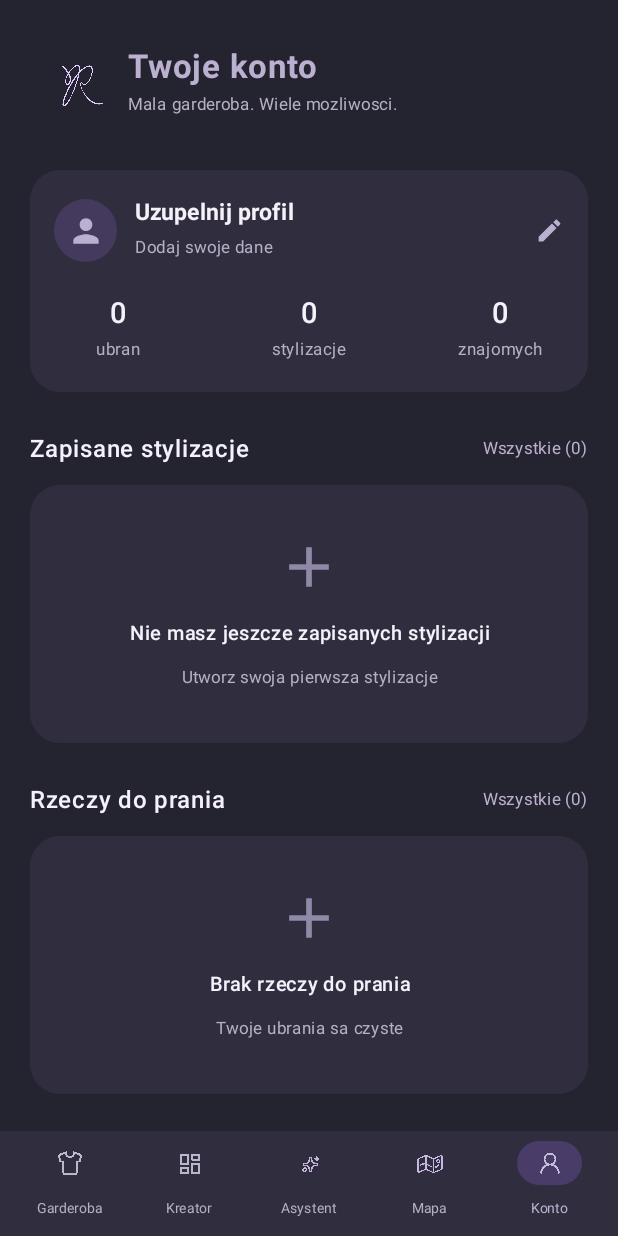
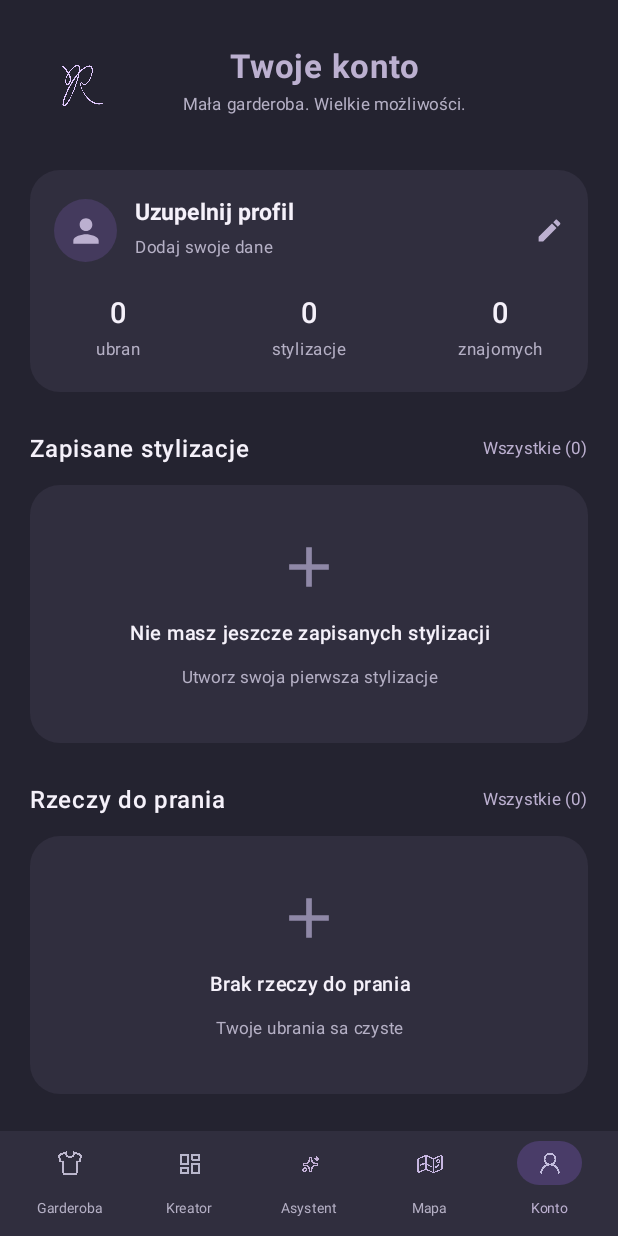
Before and after one commit to k-jagiello/REWEAR-mobile-android-app, an Android app built with Jetpack Compose: the screen it shows after launch (MainActivity), on a phone screen of 412 x 824 dp. Run offline under Robolectric (Android 15) with nearby library versions, the phone set to English and light mode, and no system bars.

Commit message:
wysrodkowanie naglowka aplikacji

```diff
--- a/app/src/main/java/com/example/rewear/ProfileScreen.kt
+++ b/app/src/main/java/com/example/rewear/ProfileScreen.kt
@@ -101,30 +101,37 @@ fun ProfileScreen() {
 @Composable
 private fun ProfileHeader() {
 
-    Row(
+    Box(
         modifier = Modifier.fillMaxWidth(),
-        verticalAlignment = Alignment.CenterVertically
+        contentAlignment = Alignment.Center
     ) {
 
         Image(
             painter = painterResource(id = R.drawable.rewear_logo),
             contentDescription = "Logo REWEAR",
-            modifier = Modifier.size(65.dp)
+            modifier = Modifier
+                .size(65.dp)
+                .align(Alignment.CenterStart)
         )
 
-        Column {
+        Column(
+            horizontalAlignment = Alignment.CenterHorizontally,
+            modifier = Modifier.offset(x = 10.dp)
+        ) {
 
             Text(
                 text = "Twoje konto",
                 color = Accent,
                 fontSize = 22.sp,
-                fontWeight = FontWeight.Bold
+                fontWeight = FontWeight.Bold,
+                textAlign = TextAlign.Center
             )
 
             Text(
-                text = "Mala garderoba. Wiele mozliwosci.",
+                text = "Mała garderoba. Wielkie możliwości.",
                 color = TextGrey,
-                fontSize = 11.sp
+                fontSize = 11.sp,
+                textAlign = TextAlign.Center
             )
         }
     }
```
